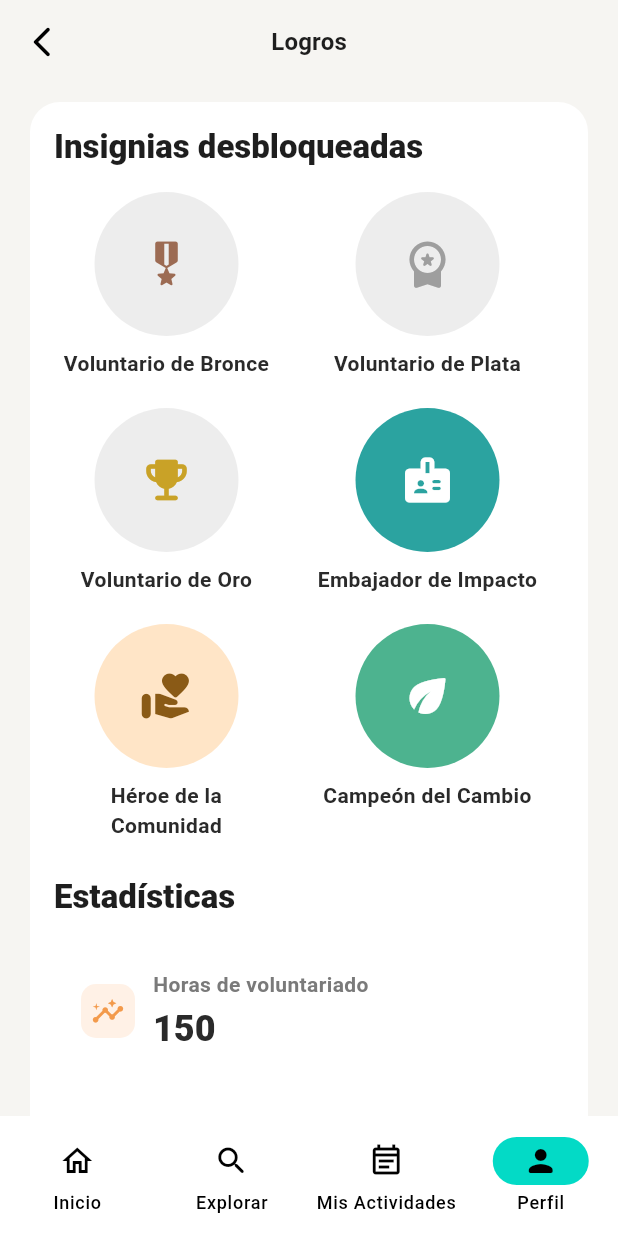
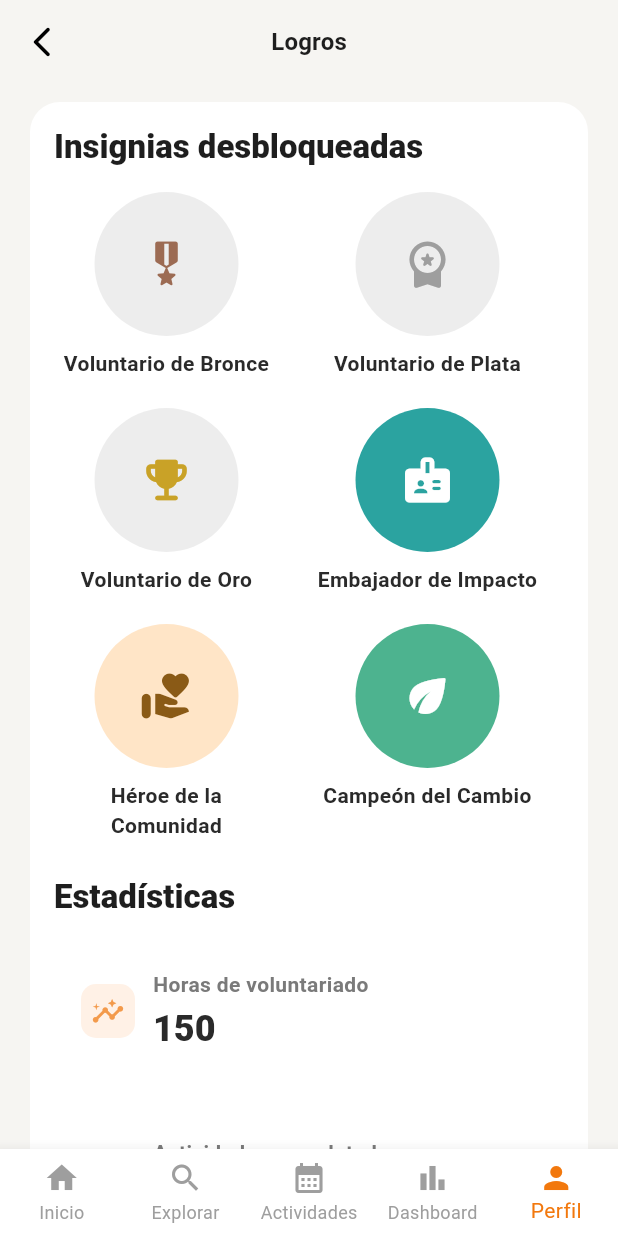
Before and after one commit to Michior/manosuni, a Flutter app: the LogrosScreen screen opened by its route, on a phone screen of 412 x 824 dp. Run offline on Flutter 3.47's test engine with Material 3 defaults, Android fonts, the light colour scheme and no system bars; network calls fail.

Commit message:
union de estiante: Nahomi y Mauricio

```diff
--- a/lib/login.dart
+++ b/lib/login.dart
@@ -96,7 +96,7 @@ class Login extends StatelessWidget {
                       width: double.infinity,
                       height: 52,
                       child: ElevatedButton(
-                        onPressed: () => Navigator.pushNamed(context, '/dashboard'),
+                        onPressed: () => Navigator.pushNamed(context, '/explorer'),
                         style: ElevatedButton.styleFrom(
                           backgroundColor: theme.colorScheme.primary,
                           shape: RoundedRectangleBorder(
--- a/lib/logros.dart
+++ b/lib/logros.dart
@@ -10,16 +10,19 @@ class LogrosScreen extends StatelessWidget {
   void _onItemTapped(BuildContext context, int index) {
     switch (index) {
       case 0:
-        Navigator.pushNamed(context, '/dashboard');
+        Navigator.pushNamed(context, '/'); // Inicio
         break;
       case 1:
-        Navigator.pushNamed(context, '/explorer');
+        Navigator.pushNamed(context, '/explorer'); // Explorar
         break;
       case 2:
-        Navigator.pushNamed(context, '/activities');
+        Navigator.pushNamed(context, '/activities'); // Actividades
         break;
       case 3:
-        Navigator.pushNamed(context, '/profile');
+        Navigator.pushNamed(context, '/dashboard'); // Dashboard
+        break;
+      case 4:
+        Navigator.pushNamed(context, '/profile'); // Perfil
         break;
     }
   }
@@ -137,31 +140,20 @@ class LogrosScreen extends StatelessWidget {
         ],
       ),
 
-      bottomNavigationBar: NavigationBar(
-        selectedIndex: 3,
-        onDestinationSelected: (i) => _onItemTapped(context, i),
-        destinations: const [
-          NavigationDestination(
-            icon: Icon(Icons.home_outlined),
-            selectedIcon: Icon(Icons.home_rounded),
-            label: 'Inicio',
-          ),
-          NavigationDestination(
-            icon: Icon(Icons.search_rounded),
-            selectedIcon: Icon(Icons.search_rounded),
-            label: 'Explorar',
-          ),
-          NavigationDestination(
-            icon: Icon(Icons.event_note_outlined),
-            selectedIcon: Icon(Icons.event_note_rounded),
-            label: 'Mis Actividades',
-          ),
-          NavigationDestination(
-            icon: Icon(Icons.person_outline_rounded),
-            selectedIcon: Icon(Icons.person_rounded),
-            label: 'Perfil',
-          ),
+      // --- Bottom Navigation Bar ---
+      bottomNavigationBar: BottomNavigationBar(
+        type: BottomNavigationBarType.fixed,
+        currentIndex: 4, // Mis Actividades
+        //selectedItemColor: theme.colorScheme.primary,
+        unselectedItemColor: Colors.grey,
+        items: const [
+          BottomNavigationBarItem(icon: Icon(Icons.home), label: "Inicio"),
+          BottomNavigationBarItem(icon: Icon(Icons.search), label: "Explorar"),
+          BottomNavigationBarItem(icon: Icon(Icons.calendar_month), label: "Actividades"),
+          BottomNavigationBarItem(icon: Icon(Icons.bar_chart), label: "Dashboard"),
+          BottomNavigationBarItem(icon: Icon(Icons.person), label: "Perfil"),
         ],
+        onTap: (index) => _onItemTapped(context, index),
       ),
     );
   }
--- a/lib/register.dart
+++ b/lib/register.dart
@@ -98,7 +98,7 @@ class Register extends StatelessWidget {
                       width: double.infinity,
                       height: 52,
                       child: ElevatedButton(
-                        onPressed: () => Navigator.pushNamed(context, '/dashboard'),
+                        onPressed: () => Navigator.pushNamed(context, '/explorer'),
                         style: ElevatedButton.styleFrom(
                           backgroundColor: theme.primaryColor,
                           shape: RoundedRectangleBorder(
```
Also changed, not shown: lib/calendario_personal.dart (+21 -29 lines), lib/certificados.dart (+22 -29 lines), lib/notificaciones_estudiantes.dart (+21 -30 lines), lib/profile.dart (+85 -33 lines).
